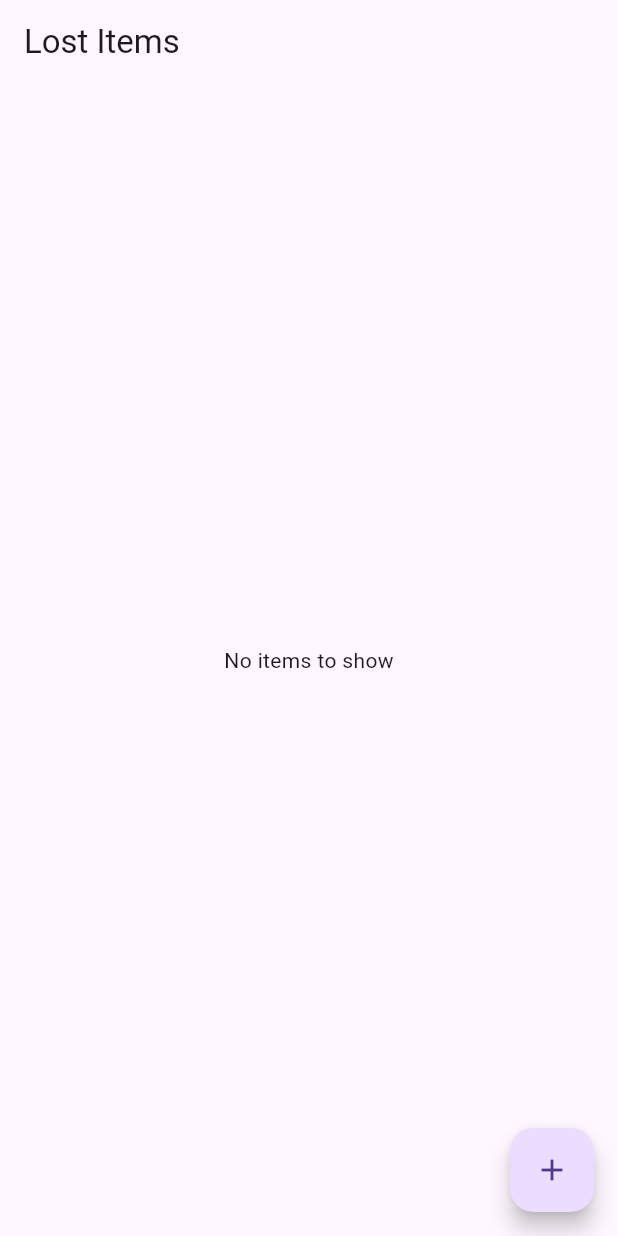
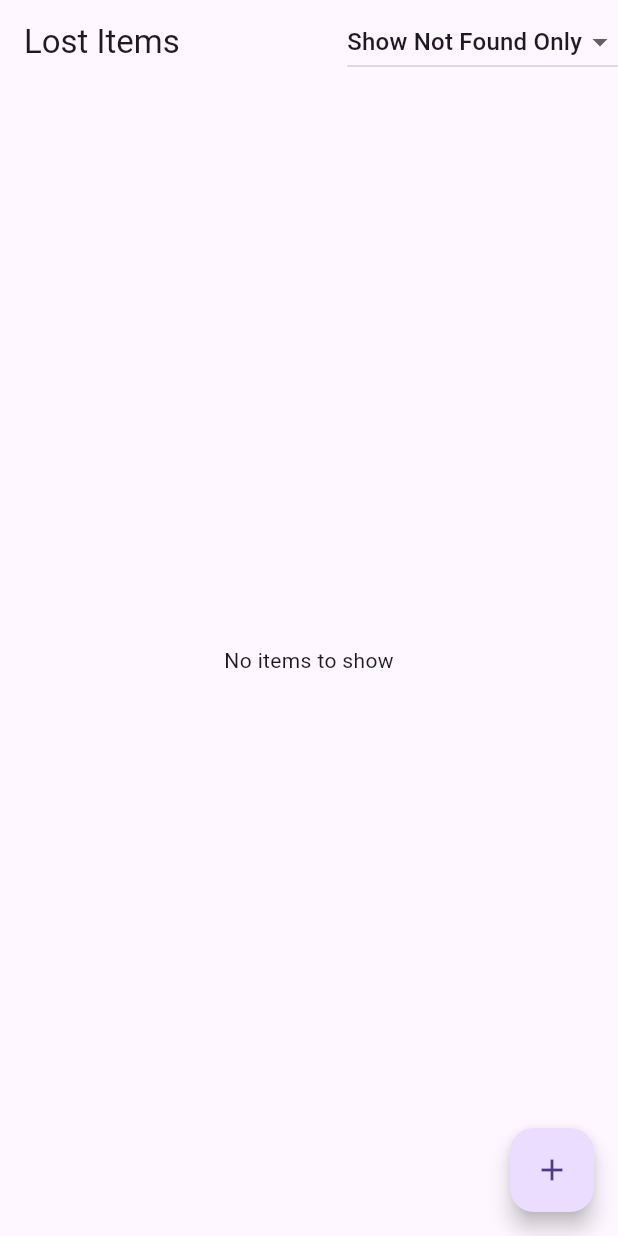
Before and after one commit to shuaib05/lost_and_found, a Flutter app: the screen it shows after launch, on a phone screen of 412 x 824 dp. Run offline on Flutter 3.47's test engine with Material 3 defaults, Android fonts, the light colour scheme and no system bars.

Commit message:
Added filter

```diff
--- a/lib/screens/lost_items_screen.dart
+++ b/lib/screens/lost_items_screen.dart
@@ -10,16 +10,37 @@ class LostItemsScreen extends StatefulWidget {
 }
 
 class _LostItemsScreenState extends State<LostItemsScreen> {
+  bool showonlynotfound = true;
   final List<Item> _items = [];
   @override
   Widget build(BuildContext context) {
     return Scaffold(
-      appBar: AppBar(title: Text('Lost Items')),
+      appBar: AppBar(
+        title: Text('Lost Items'),
+        actions: [
+          DropdownButton(
+            value: showonlynotfound ? 'NotFound' : 'All',
+            items: const [
+              DropdownMenuItem(value: 'All', child: Text('Show All')),
+              DropdownMenuItem(
+                value: 'NotFound',
+                child: Text('Show Not Found Only'),
+              ),
+            ],
+            onChanged: (value) {
+              setState(() {
+                showonlynotfound = (value == 'NotFound');
+              });
+            },
+          ),
+        ],
+      ),
       body: _items.isEmpty
           ? const Center(child: Text("No items to show"))
           : ListView.builder(
               itemCount: _items.length,
               itemBuilder: (context, index) {
+                if (!showonlynotfound || !_items[index].isFound) {
                   return Card(
                     child: ListTile(
                       title: Text(
@@ -49,6 +70,10 @@ class _LostItemsScreenState extends State<LostItemsScreen> {
                                   : null,
                             ),
                           ),
+                          Text(
+                            _items[index].isFound ? "FOUND" : "",
+                            style: TextStyle(color: Colors.red),
+                          ),
                         ],
                       ),
                       leading: IconButton(
@@ -66,6 +91,7 @@ class _LostItemsScreenState extends State<LostItemsScreen> {
                       ),
                     ),
                   );
+                }
               },
             ),
       floatingActionButton: FloatingActionButton(
```
Lines whose indentation alone changed are shown as unchanged.
